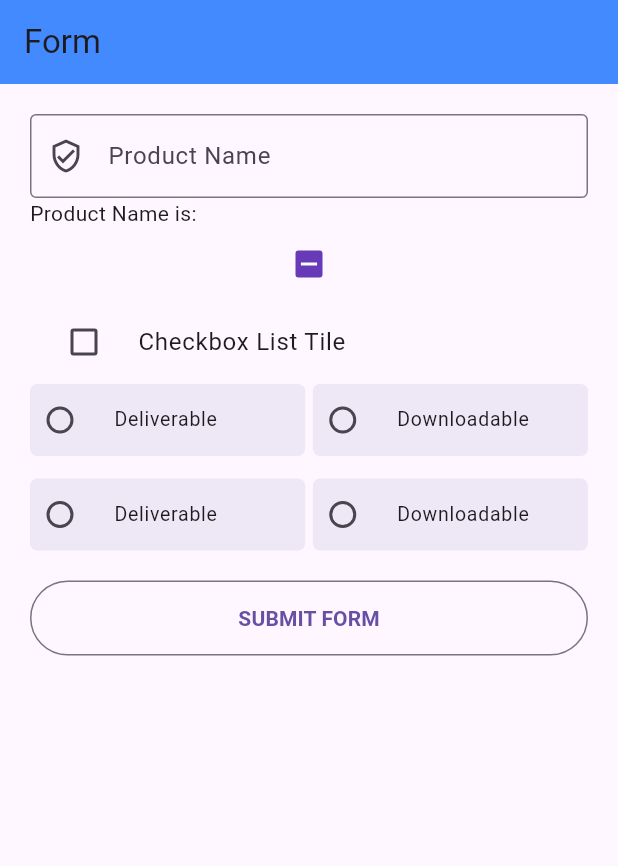
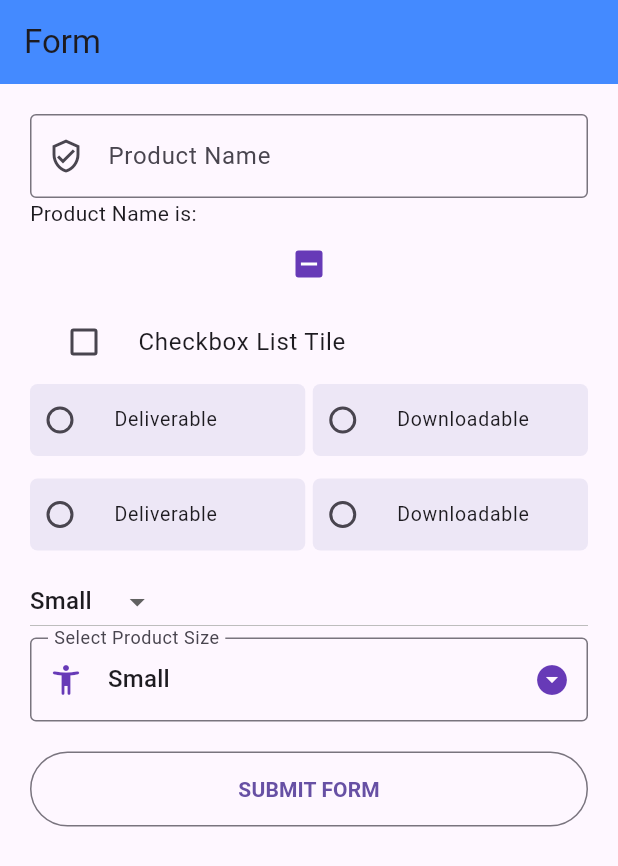
Before and after one commit to bipulhstu/flutter_practice, a Flutter app: the screen it shows after launch, on a phone screen of 412 x 824 dp. Shown: the top 866 px of the screen. Run offline on Flutter 3.47's test engine with Material 3 defaults, Android fonts, the phone set to English and light mode, and no system bars; our stand-ins replace font_awesome_flutter.

Commit message:
learned DropdownButton and DropdownButtonFormField

```diff
--- a/lib/stateful_widgets/Form.dart
+++ b/lib/stateful_widgets/Form.dart
@@ -13,11 +13,20 @@ class MyForm extends StatefulWidget {
 }
 
 class _MyFormState extends State<MyForm> {
+  //Constructor of the class
+  _MyFormState() {
+    _selectedVal = _productSizesList.first;
+  }
+
   var _productName;
   final _productController = TextEditingController();
 
   bool? _isChecked, _listTileCheckBox = false;
   ProductTypeEnum? _productTypeEnum;
+
+  // for dropdown
+  final _productSizesList = ["Small", "Medium", "Large", "XLarge"];
+  String? _selectedVal;
 
   @override
   void initState() {
@@ -163,6 +172,45 @@ class _MyFormState extends State<MyForm> {
               ],
             ),
 
+            SizedBox(height: 10.0),
+
+            DropdownButton(
+              value: _selectedVal,
+              items: _productSizesList.map((e) {
+                return DropdownMenuItem(value: e, child: Text(e));
+              }).toList(),
+              onChanged: (value) {
+                setState(() {
+                  _selectedVal = value;
+                });
+              },
+            ),
+
+            DropdownButtonFormField(
+              value: _selectedVal,
+              items: _productSizesList.map((e) {
+                return DropdownMenuItem(value: e, child: Text(e));
+              }).toList(),
+              onChanged: (value) {
+                setState(() {
+                  _selectedVal = value;
+                });
+              },
+              icon: Icon(
+                Icons.arrow_drop_down_circle,
+                color: Colors.deepPurple,
+              ),
+              dropdownColor: Colors.deepPurple.shade50,
+              decoration: InputDecoration(
+                labelText: "Select Product Size",
+                prefixIcon: Icon(
+                  Icons.accessibility_new_rounded,
+                  color: Colors.deepPurple,
+                ),
+                border: OutlineInputBorder()
+              ),
+            ),
+
             SizedBox(height: 20.0),
 
             submitFormButton(context),
```
